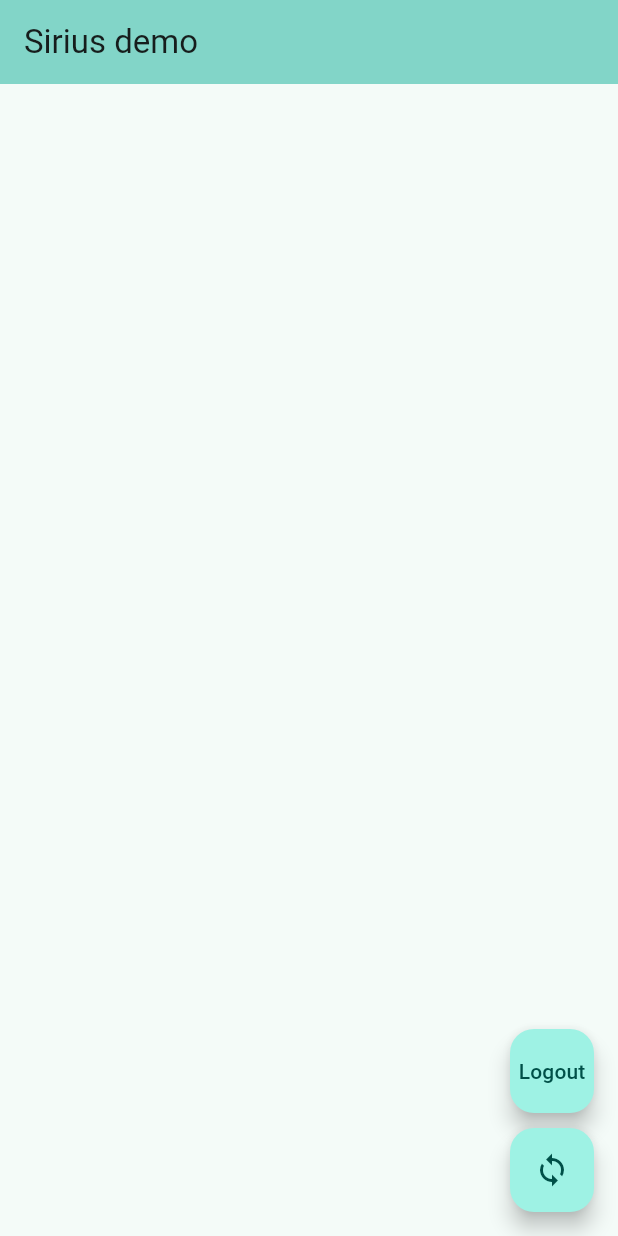
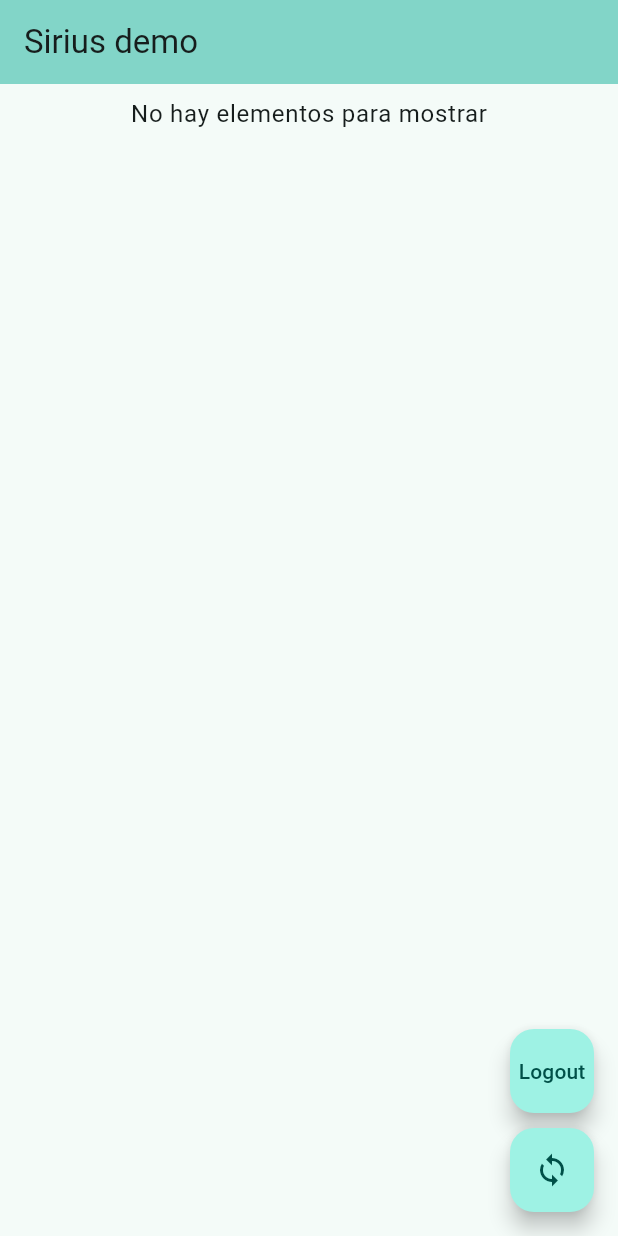
Before and after one commit to mdev88/sirius-flutter, a Flutter app: the HomePage screen opened directly, on a phone screen of 412 x 824 dp. Run offline on Flutter 3.47's test engine with Material 3 defaults, Android fonts, the phone set to English and light mode, and no system bars; our stand-ins replace flutter_spinkit, logger, shared_preferences, watch_it; missing offline and left inert: odoo_rpc; accounts and stored records are empty.

Commit message:
Refactoring, cleanup, UI/UX

```diff
--- a/lib/controllers/login_controller.dart
+++ b/lib/controllers/login_controller.dart
@@ -1,6 +1,7 @@
 import 'dart:developer';
 
 import 'package:flutter/material.dart';
+import 'package:logger/logger.dart';
 import 'package:watch_it/watch_it.dart';
 
 import '../services/odoo_service.dart';
@@ -96,7 +97,6 @@ class LoginController extends ChangeNotifier {
     notifyListeners();
     validateForm();
     if (hasErrors) {
-      log('Has errors');
       return false;
     }
     loading = true;
@@ -120,7 +120,7 @@ class LoginController extends ChangeNotifier {
         return true;
       }
     } catch (e) {
-      log(e.toString());
+      Logger().e(e.toString());
       loading = false;
       errorMessage = e.toString();
       notifyListeners();
--- a/lib/views/home/home_page.dart
+++ b/lib/views/home/home_page.dart
@@ -30,7 +30,20 @@ class _HomePageState extends State<HomePage> {
         title: Text('Sirius demo'),
       ),
       body: watchPropertyValue((HomeController hc) {
-        return ListView.builder(
+        return hc.forms.isEmpty
+            ? SizedBox(
+                width: double.infinity,
+                child: Column(
+                  crossAxisAlignment: CrossAxisAlignment.center,
+                  children: [
+                    Padding(
+                      padding: const EdgeInsets.all(8.0),
+                      child: Text('No hay elementos para mostrar', style: Theme.of(context).textTheme.bodyLarge,),
+                    ),
+                  ],
+                ),
+              )
+            : ListView.builder(
                 itemCount: hc.forms.length,
                 itemBuilder: (context, index) {
                   return Card(
```
Also changed, not shown: lib/misc/utils.dart (+5 -7 lines). Lines whose indentation alone changed are shown as unchanged.
